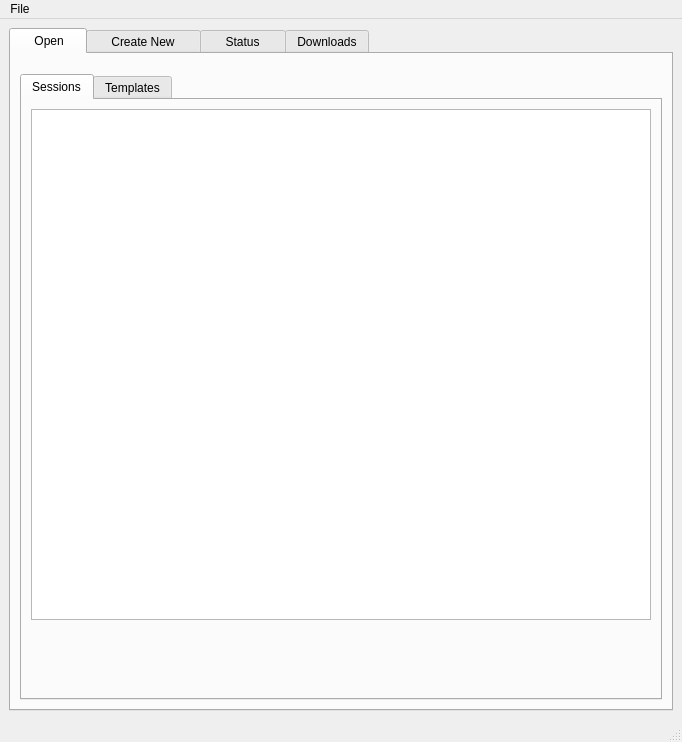
This is oostudio/OOStudioBase.ui in ccherrett/oom as Qt 5 draws it before an edit. The edited form follows.
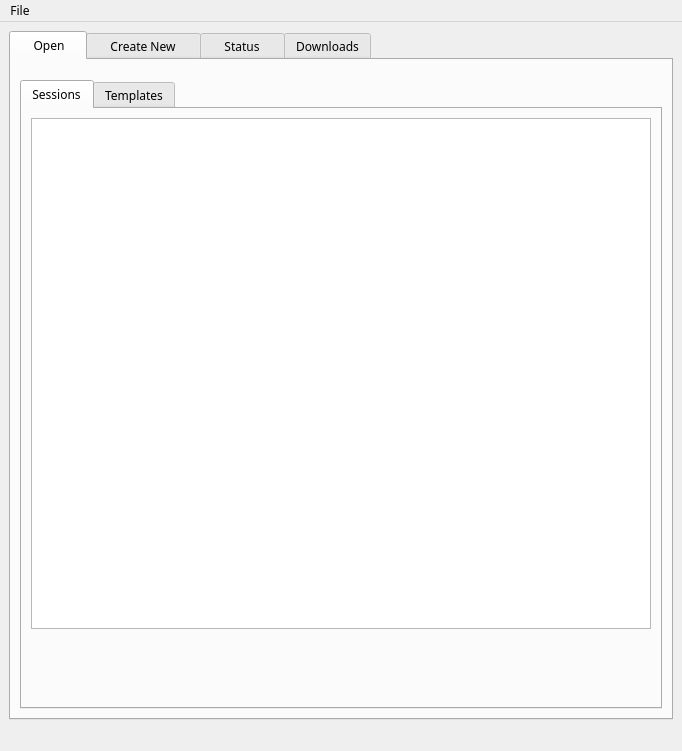
This is the edited form.

Commit message: OOStudio: Removed corner widget from statusbar

```diff
--- a/oostudio/OOStudioBase.ui
+++ b/oostudio/OOStudioBase.ui
@@ -10,6 +10,11 @@
     <height>657</height>
    </rect>
   </property>
+  <property name="font">
+   <font>
+    <family>Luxi Sans</family>
+   </font>
+  </property>
   <property name="windowTitle">
    <string>MainWindow</string>
   </property>
@@ -2448,6 +2453,9 @@
    <property name="enabled">
     <bool>true</bool>
    </property>
+   <property name="sizeGripEnabled">
+    <bool>false</bool>
+   </property>
   </widget>
   <action name="action_Import_Session">
    <property name="text">
```
